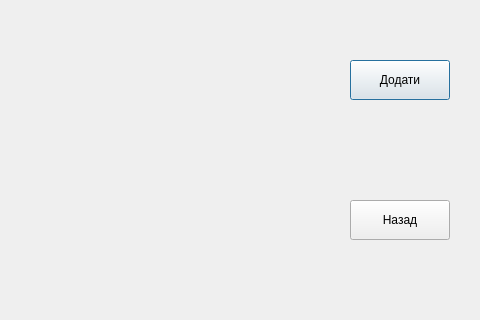
Old version of the form adddialogwindow.ui in the repository ivskachkov/ASD2_lab_3; both pictures show x 0 to 480 and y 280 to 600 of the 800 by 600 pixel window.
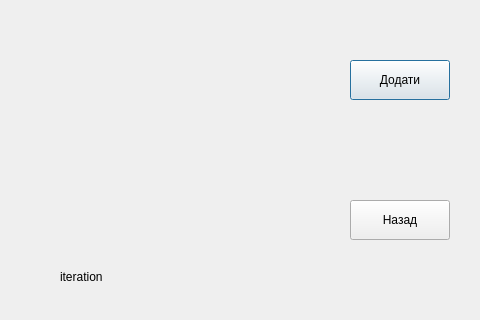
New version of the form.

Diff of the .ui file:
```diff
--- a/adddialogwindow.ui
+++ b/adddialogwindow.ui
@@ -62,6 +62,19 @@
     <string>Уведiть запис</string>
    </property>
   </widget>
+  <widget class="QLabel" name="iteration">
+   <property name="geometry">
+    <rect>
+     <x>60</x>
+     <y>550</y>
+     <width>57</width>
+     <height>14</height>
+    </rect>
+   </property>
+   <property name="text">
+    <string>iteration</string>
+   </property>
+  </widget>
  </widget>
  <resources/>
  <connections/>
```
